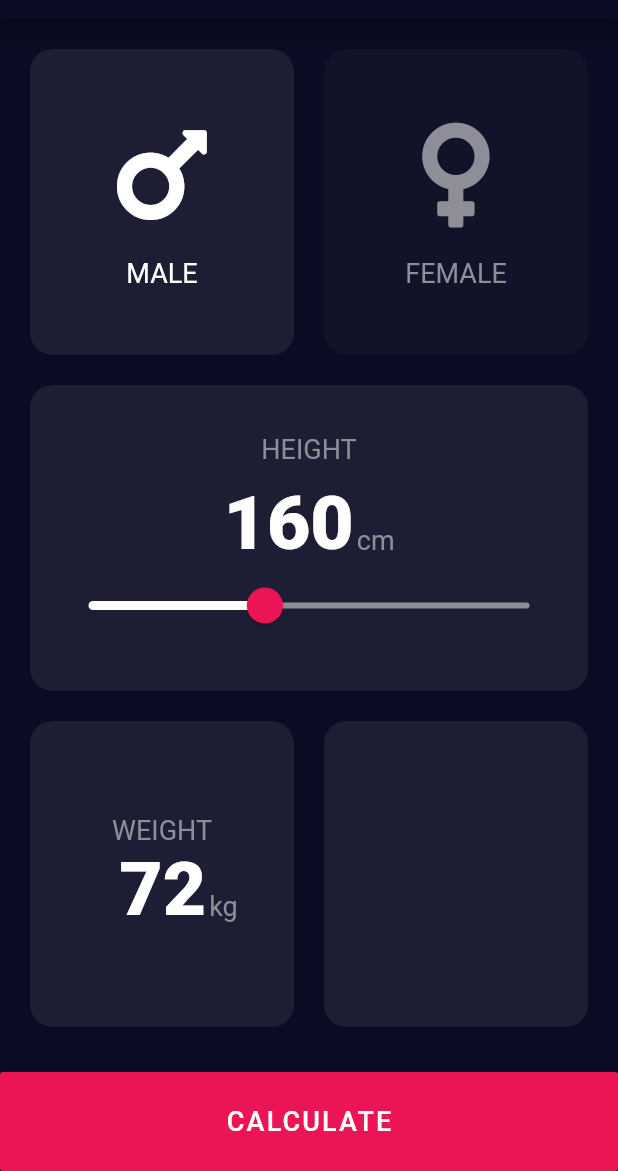
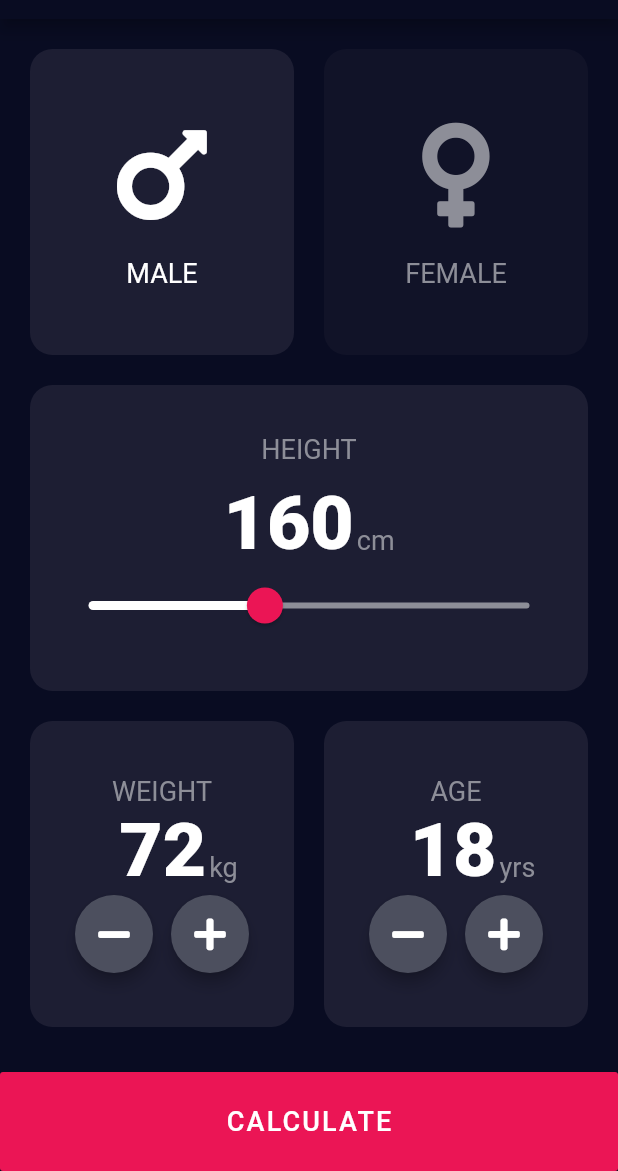
Before and after one commit to Trugamr/bmi-calculator-flutter, a Flutter app: the screen it shows after launch, on a phone screen of 412 x 824 dp, the part 65-1236 px from its top. Run offline on Flutter 3.47's test engine with Material 2 defaults, Android fonts, the phone set to English and light mode, and no system bars; our stand-ins replace font_awesome_flutter.

Commit message:
added conuter_card component and added weight and age counter cards to input page

```diff
--- /dev/null
+++ b/lib/counter_card.dart
@@ -0,0 +1,65 @@
+import 'package:flutter/material.dart';
+import 'constants.dart';
+import 'round_icon_button.dart';
+import 'package:font_awesome_flutter/font_awesome_flutter.dart';
+
+class CounterCard extends StatelessWidget {
+  CounterCard(
+      {this.val, this.onSubtract, this.onAdd, this.title, this.subtitle});
+
+  final int val;
+  final String title, subtitle;
+  final Function onAdd, onSubtract;
+
+  @override
+  Widget build(BuildContext context) {
+    return Column(
+      mainAxisAlignment: MainAxisAlignment.center,
+      children: <Widget>[
+        Text(
+          title,
+          style: kLabelTextStyle,
+        ),
+        // Number row
+        Row(
+          mainAxisAlignment: MainAxisAlignment.center,
+          crossAxisAlignment: CrossAxisAlignment.baseline,
+          textBaseline: TextBaseline.alphabetic,
+          children: <Widget>[
+            // push text towards right a little, make it centered
+            SizedBox(
+              width: 22.0,
+            ),
+            Text(
+              val.toString(),
+              style: kNumberTextStyle,
+            ),
+            SizedBox(
+              width: 2.0,
+            ),
+            Text(
+              subtitle,
+              style: kLabelTextStyle,
+            ),
+          ],
+        ),
+        Row(
+          mainAxisAlignment: MainAxisAlignment.center,
+          children: <Widget>[
+            RoundIconButton(
+              icon: FontAwesomeIcons.minus,
+              onPressed: onSubtract,
+            ),
+            SizedBox(
+              width: 12.0,
+            ),
+            RoundIconButton(
+              icon: FontAwesomeIcons.plus,
+              onPressed: onAdd,
+            ),
+          ],
+        ),
+      ],
+    );
+  }
+}
--- a/lib/input_page.dart
+++ b/lib/input_page.dart
@@ -3,6 +3,7 @@ import 'package:font_awesome_flutter/font_awesome_flutter.dart';
 import 'custom_card.dart';
 import 'icon_content.dart';
 import 'constants.dart';
+import 'counter_card.dart';
 
 enum Gender { MALE, FEMALE }
 
@@ -51,6 +52,19 @@ class _CardsState extends State<Cards> {
   Gender selectedGender = Gender.MALE;
   int height = 160;
   int weight = 72;
+  int age = 18;
+
+  void updateWeight(int weight) {
+    setState(() {
+      this.weight = weight;
+    });
+  }
+
+  void updateAge(int age) {
+    setState(() {
+      this.age = age;
+    });
+  }
 
   @override
   Widget build(BuildContext context) {
@@ -159,43 +173,25 @@ class _CardsState extends State<Cards> {
             children: <Widget>[
               Expanded(
                 child: CustomCard(
-                  child: Column(
-                    mainAxisAlignment: MainAxisAlignment.center,
-                    children: <Widget>[
-                      Text(
-                        'WEIGHT',
-                        style: kLabelTextStyle,
-                      ),
-                      // Number row
-                      Row(
-                        mainAxisAlignment: MainAxisAlignment.center,
-                        crossAxisAlignment: CrossAxisAlignment.baseline,
-                        textBaseline: TextBaseline.alphabetic,
-                        children: <Widget>[
-                          // push text towards right a little, make it centered
-                          SizedBox(
-                            width: 22.0,
-                          ),
-                          Text(
-                            weight.toString(),
-                            style: kNumberTextStyle,
-                          ),
-                          SizedBox(
-                            width: 2.0,
-                          ),
-                          Text(
-                            'kg',
-                            style: kLabelTextStyle,
-                          ),
-                        ],
-                      )
-                    ],
+                  child: CounterCard(
+                    title: 'WEIGHT',
+                    subtitle: 'kg',
+                    val: weight,
+                    onAdd: () => updateWeight(weight + 1),
+                    onSubtract: () => updateWeight(weight - 1),
                   ),
                   color: kLightPrimary,
                 ),
               ),
               Expanded(
                 child: CustomCard(
+                  child: CounterCard(
+                    title: 'AGE',
+                    subtitle: 'yrs',
+                    val: age,
+                    onAdd: () => updateAge(age + 1),
+                    onSubtract: () => updateAge(age - 1),
+                  ),
                   color: kLightPrimary,
                 ),
               ),
--- /dev/null
+++ b/lib/round_icon_button.dart
@@ -0,0 +1,26 @@
+import 'package:flutter/material.dart';
+
+class RoundIconButton extends StatelessWidget {
+  RoundIconButton({this.icon, this.onPressed});
+
+  final VoidCallback onPressed;
+  final IconData icon;
+
+  @override
+  Widget build(BuildContext context) {
+    return RawMaterialButton(
+      child: Icon(
+        icon,
+      ),
+      shape: CircleBorder(),
+      onPressed: onPressed,
+      elevation: 4.0,
+      padding: EdgeInsets.all(0.0),
+      fillColor: Color(0xff4c4f5e),
+      constraints: BoxConstraints.tightFor(
+        width: 52.0,
+        height: 52.0,
+      ),
+    );
+  }
+}
```
